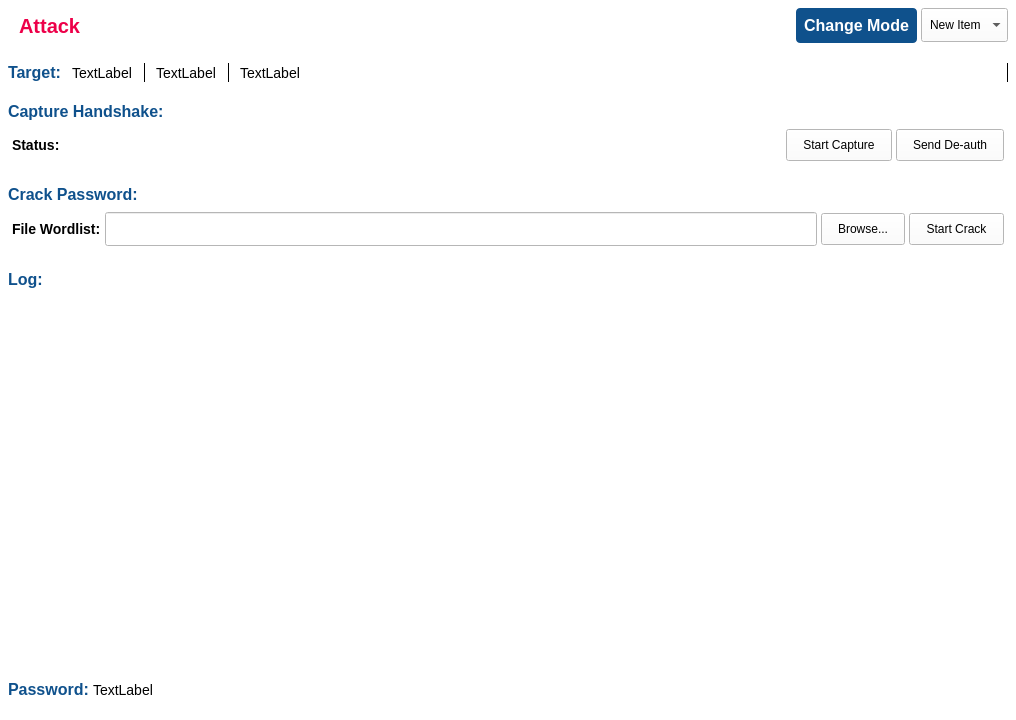
Above: pages/attack/attack.ui from nguyenduchuy-22NS024/wifi-security-analyzer before the change. Below: the same form after it.
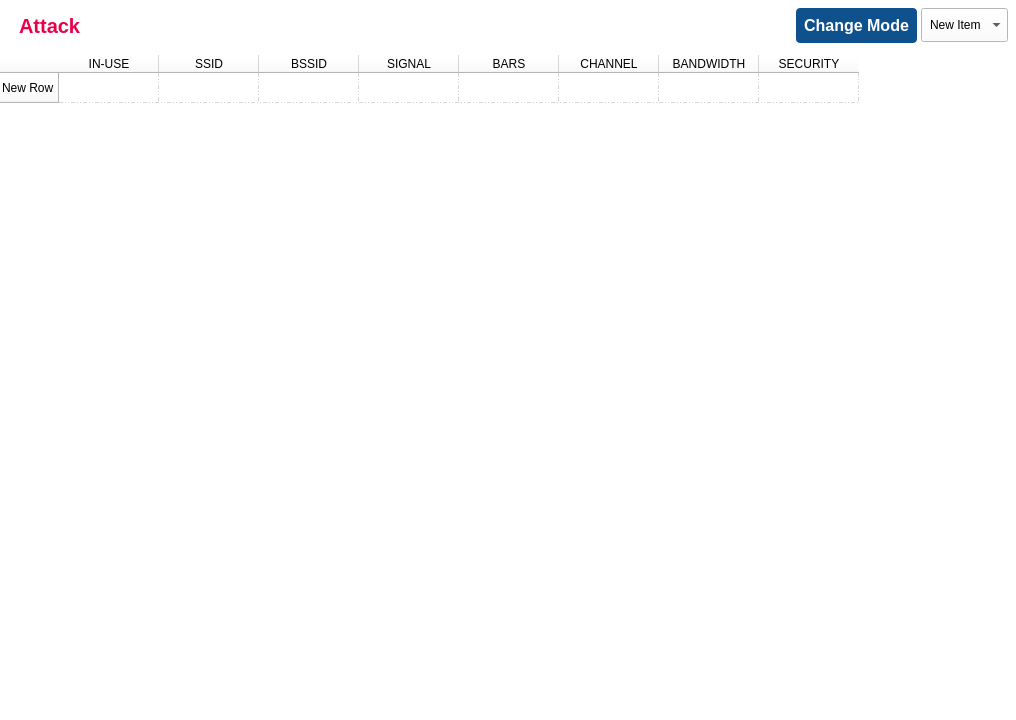
That is the form after the change. The open tabs and pages were chosen to show the change. Icons and pictures are not drawn.

What changed in the file:
```diff
--- a/pages/attack/attack.ui
+++ b/pages/attack/attack.ui
@@ -852,6 +852,116 @@
              </layout>
             </widget>
            </widget>
+           <widget class="QWidget" name="pageScan">
+            <widget class="QFrame" name="frScanData">
+             <property name="geometry">
+              <rect>
+               <x>0</x>
+               <y>0</y>
+               <width>1016</width>
+               <height>652</height>
+              </rect>
+             </property>
+             <property name="frameShape">
+              <enum>QFrame::Shape::NoFrame</enum>
+             </property>
+             <property name="frameShadow">
+              <enum>QFrame::Shadow::Raised</enum>
+             </property>
+             <layout class="QVBoxLayout" name="verticalLayout_8">
+              <property name="spacing">
+               <number>4</number>
+              </property>
+              <property name="leftMargin">
+               <number>0</number>
+              </property>
+              <property name="topMargin">
+               <number>0</number>
+              </property>
+              <property name="rightMargin">
+               <number>0</number>
+              </property>
+              <property name="bottomMargin">
+               <number>0</number>
+              </property>
+              <item>
+               <widget class="QTableWidget" name="tableScanData">
+                <property name="frameShape">
+                 <enum>QFrame::Shape::NoFrame</enum>
+                </property>
+                <property name="editTriggers">
+                 <set>QAbstractItemView::EditTrigger::NoEditTriggers</set>
+                </property>
+                <property name="selectionMode">
+                 <enum>QAbstractItemView::SelectionMode::SingleSelection</enum>
+                </property>
+                <property name="selectionBehavior">
+                 <enum>QAbstractItemView::SelectionBehavior::SelectRows</enum>
+                </property>
+                <property name="gridStyle">
+                 <enum>Qt::PenStyle::DashDotDotLine</enum>
+                </property>
+                <property name="sortingEnabled">
+                 <bool>true</bool>
+                </property>
+                <attribute name="horizontalHeaderStretchLastSection">
+                 <bool>false</bool>
+                </attribute>
+                <row>
+                 <property name="text">
+                  <string>New Row</string>
+                 </property>
+                </row>
+                <column>
+                 <property name="text">
+                  <string>IN-USE</string>
+                 </property>
+                </column>
+                <column>
+                 <property name="text">
+                  <string>SSID</string>
+                 </property>
+                </column>
+                <column>
+                 <property name="text">
+                  <string>BSSID</string>
+                 </property>
+                </column>
+                <column>
+                 <property name="text">
+                  <string>SIGNAL</string>
+                 </property>
+                </column>
+                <column>
+                 <property name="text">
+                  <string>BARS</string>
+                 </property>
+                </column>
+                <column>
+                 <property name="text">
+                  <string>CHANNEL</string>
+                 </property>
+                </column>
+                <column>
+                 <property name="text">
+                  <string>BANDWIDTH</string>
+                 </property>
+                </column>
+                <column>
+                 <property name="text">
+                  <string>SECURITY</string>
+                 </property>
+                </column>
+                <item row="0" column="1">
+                 <property name="text">
+                  <string/>
+                 </property>
+                </item>
+               </widget>
+              </item>
+             </layout>
+            </widget>
+           </widget>
           </widget>
          </item>
         </layout>
```
Left out of the diff: 13 changed lines with no effect on the pictures.
